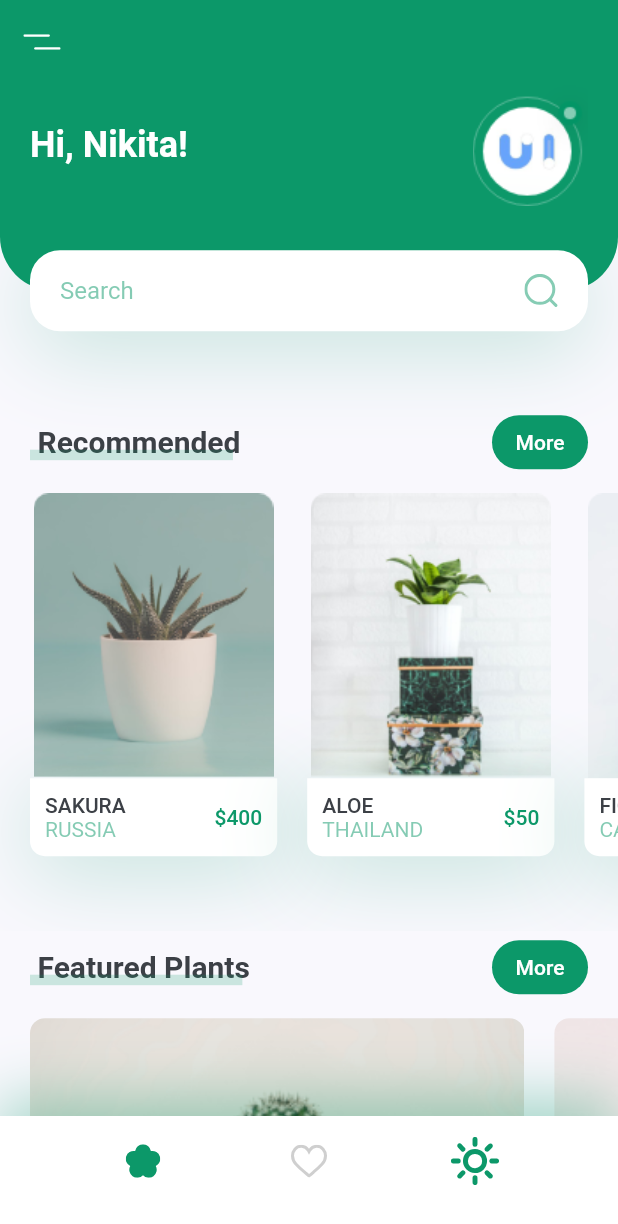
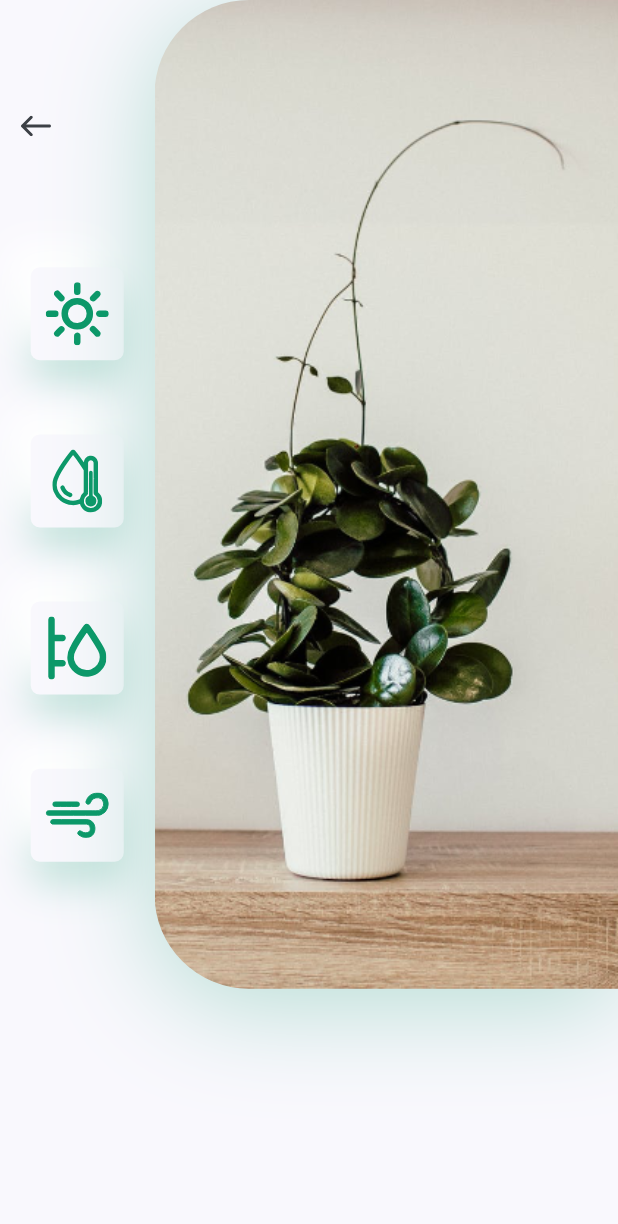
Before and after one commit to lucasudar/plant_app_flutter, a Flutter app: the screen it shows after launch, after a tap on an icon or button, on a phone screen of 412 x 824 dp. Shown: the top 1224 px of the screen. Run offline on Flutter 3.47's test engine with Material 2 defaults, Android fonts, the phone set to English and light mode, and no system bars; our stand-ins replace flutter_svg.

Commit message:
added icon_card

```diff
--- /dev/null
+++ b/lib/screens/details/components/body.dart
@@ -0,0 +1,68 @@
+import 'package:flutter/material.dart';
+import 'package:flutter_svg/flutter_svg.dart';
+import 'package:plant_app_flutter/constants.dart';
+import 'package:plant_app_flutter/screens/details/components/icon_card.dart';
+
+class Body extends StatelessWidget {
+  const Body({Key? key}) : super(key: key);
+
+  @override
+  Widget build(BuildContext context) {
+    Size size = MediaQuery.of(context).size;
+    return Column(
+      children: [
+        SizedBox(
+          height: size.height * 0.8,
+          child: Row(children: [
+            Expanded(
+              child: Padding(
+                padding:
+                    const EdgeInsets.symmetric(vertical: kDefaultPadding * 3),
+                child: Column(
+                  children: [
+                    Align(
+                      alignment: Alignment.topLeft,
+                      child: IconButton(
+                          onPressed: () {
+                            Navigator.pop(context);
+                          },
+                          icon:
+                              SvgPicture.asset('assets/icons/back_arrow.svg')),
+                    ),
+                    const Spacer(),
+                    const IconCard(icon: 'assets/icons/sun.svg'),
+                    const IconCard(icon: 'assets/icons/icon_2.svg'),
+                    const IconCard(icon: 'assets/icons/icon_3.svg'),
+                    const IconCard(icon: 'assets/icons/icon_4.svg'),
+                  ],
+                ),
+              ),
+            ),
+            Container(
+              height: size.height * 0.8,
+              width: size.width * 0.75,
+              decoration: BoxDecoration(
+                borderRadius: const BorderRadius.only(
+                  topLeft: Radius.circular(63),
+                  bottomLeft: Radius.circular(63),
+                ),
+                boxShadow: [
+                  BoxShadow(
+                    offset: const Offset(0, 10),
+                    blurRadius: 60,
+                    color: kPrimaryColor.withOpacity(.29),
+                  ),
+                ],
+                image: const DecorationImage(
+                  alignment: Alignment.centerLeft,
+                  image: AssetImage('assets/images/img.png'),
+                  fit: BoxFit.cover,
+                ),
+              ),
+            )
+          ]),
+        )
+      ],
+    );
+  }
+}
--- a/lib/screens/details/components/details_screen.dart
+++ /dev/null
@@ -1 +0,0 @@
-import 'package:flutter/material.dart';
--- /dev/null
+++ b/lib/screens/details/components/icon_card.dart
@@ -0,0 +1,40 @@
+import 'package:flutter/material.dart';
+import 'package:flutter_svg/svg.dart';
+
+import '../../../constants.dart';
+
+class IconCard extends StatelessWidget {
+  const IconCard({
+    Key? key,
+    required this.icon,
+  }) : super(key: key);
+
+  final String icon;
+
+  @override
+  Widget build(BuildContext context) {
+    Size size = MediaQuery.of(context).size;
+    return Container(
+      margin: EdgeInsets.symmetric(vertical: size.height * 0.03),
+      padding: const EdgeInsets.all(kDefaultPadding / 2),
+      height: 62,
+      width: 62,
+      decoration: BoxDecoration(
+          color: kBackgroundColor,
+          borderRadius: BorderRadius.circular(6),
+          boxShadow: [
+            BoxShadow(
+              offset: const Offset(0, 15),
+              blurRadius: 22,
+              color: kPrimaryColor.withOpacity(0.22),
+            ),
+            const BoxShadow(
+              offset: Offset(-15, -15),
+              blurRadius: 20,
+              color: Colors.white,
+            ),
+          ]),
+      child: SvgPicture.asset(icon),
+    );
+  }
+}
--- /dev/null
+++ b/lib/screens/details/details_screen.dart
@@ -0,0 +1,13 @@
+import 'package:flutter/material.dart';
+import 'package:plant_app_flutter/screens/details/components/body.dart';
+
+class DetailsScreen extends StatelessWidget {
+  const DetailsScreen({Key? key}) : super(key: key);
+
+  @override
+  Widget build(BuildContext context) {
+    return const Scaffold(
+      body: Body()
+    );
+  }
+}
--- a/lib/screens/home/components/recommend_plants.dart
+++ b/lib/screens/home/components/recommend_plants.dart
@@ -1,5 +1,6 @@
 import 'package:flutter/material.dart';
 import '../../../constants.dart';
+import '../../details/details_screen.dart';
 
 class RecommendPlants extends StatelessWidget {
   const RecommendPlants({
@@ -17,21 +18,33 @@ class RecommendPlants extends StatelessWidget {
             title: 'Sakura',
             country: 'Russia',
             price: 400,
-            press: () {},
+            press: () {
+              Navigator.push(context, MaterialPageRoute(builder: (context) {
+                return const DetailsScreen();
+              }));
+            },
           ),
           RecommendPlantCard(
             image: 'assets/images/image_2.png',
             title: 'Aloe',
             country: 'Thailand',
             price: 50,
-            press: () {},
+            press: () {
+              Navigator.push(context, MaterialPageRoute(builder: (context) {
+                return const DetailsScreen();
+              }));
+            },
           ),
           RecommendPlantCard(
             image: 'assets/images/image_3.png',
             title: 'Ficus',
             country: 'Canada',
             price: 100500,
-            press: () {},
+            press: () {
+              Navigator.push(context, MaterialPageRoute(builder: (context) {
+                return const DetailsScreen();
+              }));
+            },
           ),
         ],
       ),
@@ -63,14 +76,14 @@ class RecommendPlantCard extends StatelessWidget {
         bottom: kDefaultPadding * 2.5,
       ),
       width: size.width * 0.4,
+      child: GestureDetector(
+        onTap: press,
         child: Column(
           children: [
             Image.asset(
               image,
             ),
-          GestureDetector(
-            onTap: press,
-            child: Container(
+            Container(
               padding: const EdgeInsets.all(kDefaultPadding / 2),
               decoration: BoxDecoration(
                 borderRadius: const BorderRadius.only(
@@ -97,8 +110,8 @@ class RecommendPlantCard extends StatelessWidget {
                         ),
                         TextSpan(
                           text: country.toUpperCase(),
-                            style: TextStyle(
-                                color: kPrimaryColor.withOpacity(0.5)),
+                          style:
+                              TextStyle(color: kPrimaryColor.withOpacity(0.5)),
                         ),
                       ],
                     ),
@@ -111,9 +124,10 @@ class RecommendPlantCard extends StatelessWidget {
                         ),
                   ),
                 ],
-                )),
+              ),
             )
           ],
+        ),
       ),
     );
   }
```
Lines whose indentation alone changed are shown as unchanged.
